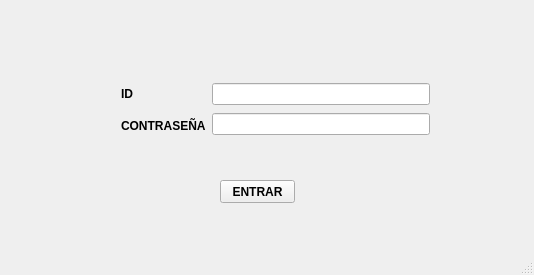
Qt form sist_matriculas/mainwindow.ui (lehi10/Enrollment-System-with-BDF) before a commit.
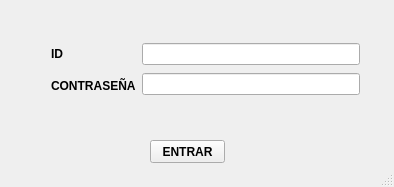
The same form after that commit.

Patch:
```diff
--- a/sist_matriculas/mainwindow.ui
+++ b/sist_matriculas/mainwindow.ui
@@ -6,8 +6,8 @@
    <rect>
     <x>0</x>
     <y>0</y>
-    <width>534</width>
-    <height>275</height>
+    <width>394</width>
+    <height>187</height>
    </rect>
   </property>
   <property name="windowTitle">
@@ -17,8 +17,8 @@
    <widget class="QPushButton" name="pushButton_login">
     <property name="geometry">
      <rect>
-      <x>220</x>
-      <y>180</y>
+      <x>150</x>
+      <y>140</y>
       <width>75</width>
       <height>23</height>
      </rect>
@@ -36,8 +36,8 @@
    <widget class="QWidget" name="horizontalLayoutWidget">
     <property name="geometry">
      <rect>
-      <x>110</x>
-      <y>70</y>
+      <x>40</x>
+      <y>30</y>
       <width>331</width>
       <height>80</height>
      </rect>
```
